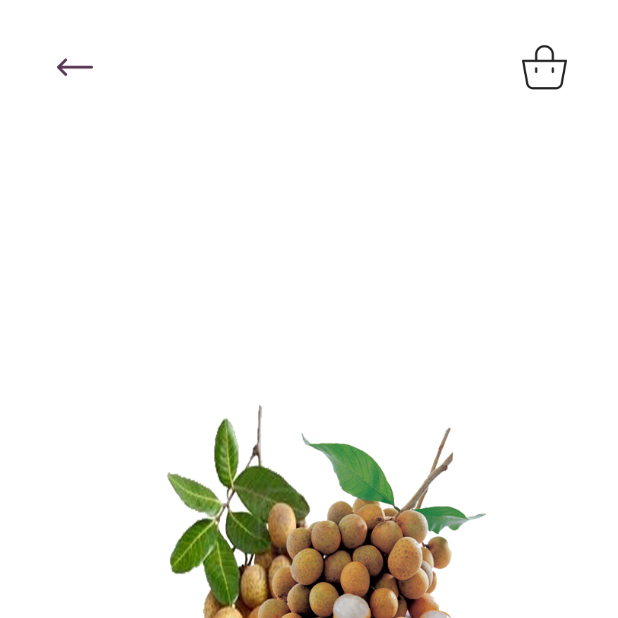
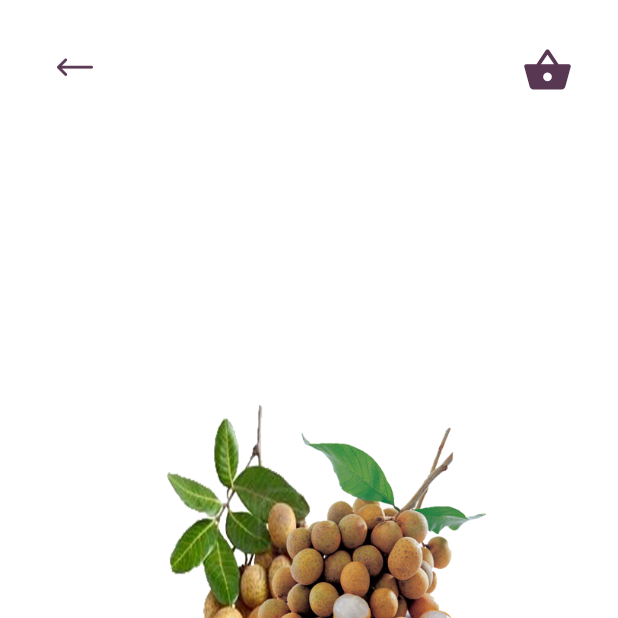
Before and after one commit to gettoknowdavid/fruts, a Flutter app: the _TopChild screen opened directly with sample values from the repository, on a phone screen of 412 x 824 dp, the top half of it. Run offline on Flutter 3.47's test engine with Material 2 defaults, Android fonts, the phone set to English and light mode, and no system bars; our stand-ins replace auto_size_text, bloc, equatable, flutter_bloc, rxdart, sembast; generated files the repository leaves out were written again; statements that could not run were skipped.

Commit message:
Animations to CartBag and other changes

```diff
--- a/lib/screens/details_screen.dart
+++ b/lib/screens/details_screen.dart
@@ -1,11 +1,13 @@
 import 'package:flutter/material.dart';
 import 'package:flutter_bloc/flutter_bloc.dart';
+import 'package:fruts/screens/cart_screen.dart';
 import 'package:fruts/src/blocs/cart/cart_bloc.dart';
 import 'package:fruts/src/models/category.dart';
 import 'package:fruts/src/models/plant.dart';
 import 'package:fruts/widgets/add_to_cart_button.dart';
 import 'package:fruts/widgets/app_background.dart';
 import 'package:fruts/widgets/cart_bag.dart';
+import 'package:fruts/widgets/fade_page_route.dart';
 import 'package:fruts/widgets/fruts_app_bar.dart';
 import 'package:fruts/widgets/custom_back_button.dart';
 import 'package:fruts/widgets/nutrient_widget.dart';
@@ -34,7 +36,12 @@
         appBar: FrutsAppBar(
           title: '',
           leading: FrutsBackButton(),
-          action: CartBag(),
+          action: StreamBuilder<int>(
+            stream: context.bloc<CartBloc>().cartQuantityStream,
+            builder: (context, snapshot) {
+              return buildCartBag(context, snapshot);
+            },
+          ),
         ),
         body: Container(
           padding: EdgeInsets.symmetric(horizontal: 30, vertical: 50),
@@ -91,6 +98,20 @@
           ),
         ),
       ),
+    );
+  }
+
+  Widget buildCartBag(context, snapshot) {
+    return GestureDetector(
+      onTap: () {
+        Navigator.push(
+          context,
+          FadePageRoute(
+            child: CartScreen(showBackButton: true),
+          ),
+        );
+      },
+      child: CartBag(value: snapshot.data),
     );
   }
 }
--- a/lib/widgets/cart_bag.dart
+++ b/lib/widgets/cart_bag.dart
@@ -1,38 +1,59 @@
 import 'package:auto_size_text/auto_size_text.dart';
 import 'package:flutter/material.dart';
-import 'package:fruts/screens/cart_screen.dart';
-import 'package:fruts/src/blocs/cart/cart_bloc.dart';
-import 'package:flutter_bloc/flutter_bloc.dart';
-import 'package:fruts/widgets/fade_page_route.dart';
 
 class CartBag extends StatefulWidget {
-  const CartBag({Key key}) : super(key: key);
+  const CartBag({Key key, @required this.value, this.color}) : super(key: key);
+
+  final int value;
+  final Color color;
 
   @override
   _CartBagState createState() => _CartBagState();
 }
 
-class _CartBagState extends State<CartBag> {
+class _CartBagState extends State<CartBag> with TickerProviderStateMixin {
+  AnimationController controller;
+  Animation<double> bounceAnimation;
+
+  @override
+  void initState() {
+    super.initState();
+    controller = AnimationController(
+      vsync: this,
+      duration: Duration(milliseconds: 20),
+    );
+
+    bounceAnimation = Tween<double>(begin: 0.75, end: 2.0).animate(
+      CurvedAnimation(parent: controller, curve: Curves.elasticInOut),
+    )..addListener(() => setState(() {}));
+
+    controller.forward().whenComplete(() => controller.reverse());
+  }
+
+  animate() {
+    controller
+        .forward()
+        .whenComplete(() => controller.reverse())
+        .whenComplete(() => controller.reset());
+    ;
+  }
+
+  @override
+  void didUpdateWidget(CartBag oldWidget) {
+    super.didUpdateWidget(oldWidget);
+    if (oldWidget.value != widget.value) animate();
+  }
+
   @override
   Widget build(BuildContext context) {
     final textTheme = Theme.of(context).textTheme;
     final colorScheme = Theme.of(context).colorScheme;
 
     final outerSize = 46.0;
-    final smallSize = 20.0;
-    final left = (outerSize - smallSize) + (smallSize / 12);
+    final smallSize = 34.0;
+    final left = (outerSize - smallSize) + (smallSize / 6);
 
-    return StreamBuilder<int>(
-      stream: context.bloc<CartBloc>().cartQuantityStream,
-      builder: (context, snapshot) {
-        return GestureDetector(
-          onTap: () {
-            Navigator.push(
-              context,
-              FadePageRoute(child: CartScreen(showBackButton: true)),
-            );
-          },
-          child: Stack(
+    return Stack(
       alignment: Alignment.center,
       overflow: Overflow.visible,
       children: <Widget>[
@@ -40,15 +61,20 @@
           height: outerSize,
           width: outerSize,
           padding: EdgeInsets.all(8),
-                child: ImageIcon(
-                  AssetImage('images/icons/cart-bag.png'),
+          child: Icon(
+            Icons.shopping_basket,
+            size: 34,
+            color: widget.color ?? colorScheme.secondary,
           ),
         ),
-              !snapshot.hasData || snapshot.data == 0
-                  ? Container()
-                  : Positioned(
+        if (widget.value == 0 || widget.value == null)
+          Container()
+        else
+          Positioned(
             left: left,
             bottom: left,
+            child: ScaleTransition(
+              scale: bounceAnimation,
               child: Container(
                 height: smallSize,
                 width: smallSize,
@@ -58,18 +84,16 @@
                   shape: BoxShape.circle,
                 ),
                 child: AutoSizeText(
-                          '${snapshot.data}',
-                          style: textTheme.bodyText1.copyWith(
+                  '${widget.value}',
+                  style: textTheme.headline6.copyWith(
                     fontWeight: FontWeight.w600,
                     color: colorScheme.primary,
                   ),
                 ),
               ),
             ),
+          ),
       ],
-          ),
-        );
-      },
     );
   }
 }
--- a/lib/widgets/fruts_app_bar.dart
+++ b/lib/widgets/fruts_app_bar.dart
@@ -136,7 +136,5 @@
     );
   }
 
-  Widget buildCartBag(BuildContext context) {
-    return CartBag();
-  }
+
 }
```
Also changed, not shown: lib/widgets/fruts_bottom_navigation.dart (+18 -34 lines), lib/widgets/screen_controller.dart (+0 -14 lines). Lines whose indentation alone changed are shown as unchanged.
